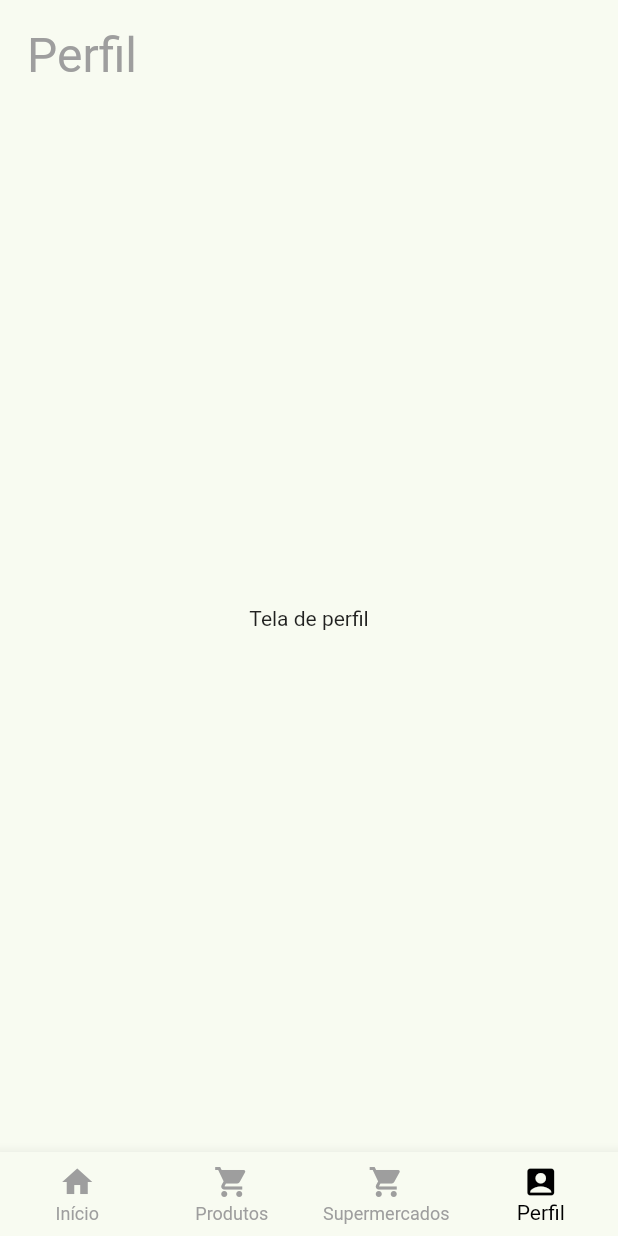
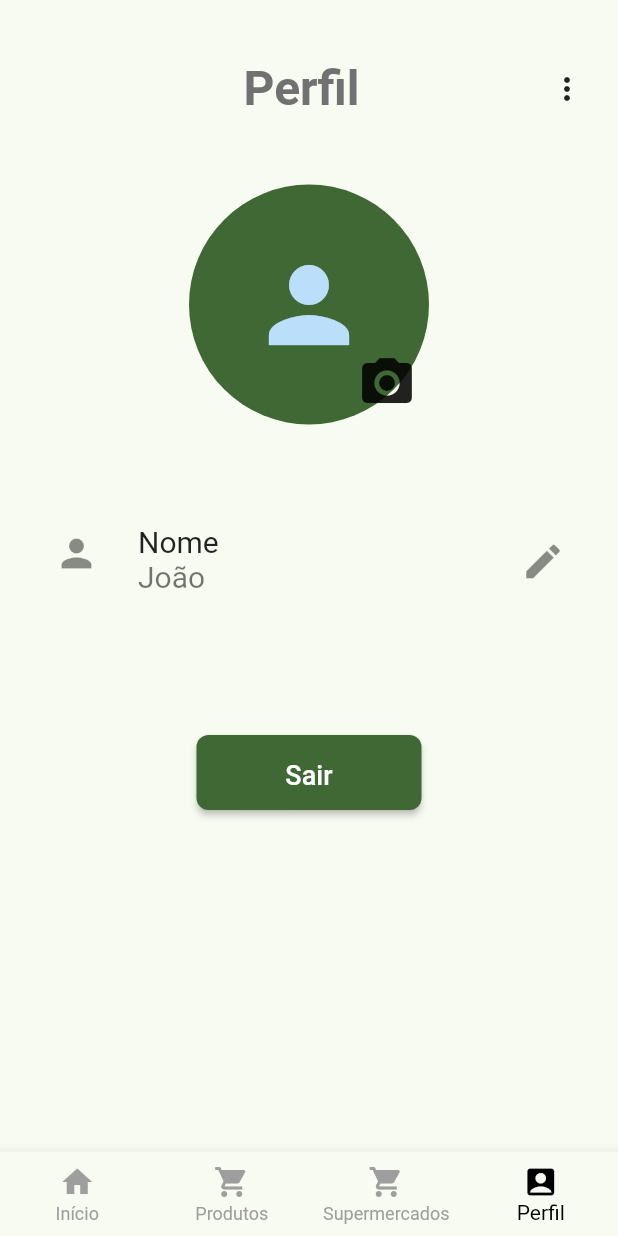
Before and after one commit to marcosfons/uailist, a Flutter app: the ProfileScreen screen opened by its route, on a phone screen of 412 x 824 dp. Run offline on Flutter 3.47's test engine with Material 2 defaults, Android fonts, the phone set to English and light mode, and no system bars; our stand-ins replace dartz, firebase_auth, firebase_core, flutter_native_splash, go_router, google_fonts and 2 more; accounts and stored records are empty.

Commit message:
Profile Screen

```diff
--- a/frontend/app/lib/src/core/themes/light_theme.dart
+++ b/frontend/app/lib/src/core/themes/light_theme.dart
@@ -43,5 +43,12 @@ final lightTheme = ThemeData(
       }),
     ),
   ),
-  textTheme: GoogleFonts.robotoTextTheme(),
+  textTheme: GoogleFonts.robotoTextTheme(
+    TextTheme(
+        headline6: TextStyle(
+      color: Color(0xff717171),
+      fontSize: 32,
+      fontWeight: FontWeight.bold,
+    )),
+  ),
 );
--- a/frontend/app/lib/src/screens/profile/profile_screen.dart
+++ b/frontend/app/lib/src/screens/profile/profile_screen.dart
@@ -1,32 +1,115 @@
 import 'package:flutter/material.dart';
+import 'package:uailist/src/screens/profile/widgets/delete_account_confirm_dialog.dart';
 
-class ProfileScreen extends StatelessWidget {
+class ProfileScreen extends StatefulWidget {
   const ProfileScreen({super.key});
 
   @override
+  State<ProfileScreen> createState() => _ProfileScreenState();
+}
+
+class _ProfileScreenState extends State<ProfileScreen> {
+  @override
   Widget build(BuildContext context) {
+    final themeData = Theme.of(context);
     return Scaffold(
       body: SafeArea(
         child: Column(
-          crossAxisAlignment: CrossAxisAlignment.start,
           children: [
             Padding(
               padding: const EdgeInsets.only(
-                left: 18,
-                top: 18,
+                  top: 35, right: 10, left: 0, bottom: 40),
+              child: Row(
+                // mainAxisAlignment: MainAxisAlignment.spaceBetween,
+                children: [
+                  Opacity(
+                    opacity: 0,
+                    child: IgnorePointer(
+                      child: PopupMenuButton(
+                          itemBuilder: (context) =>
+                              [PopupMenuItem(child: Text('Escluir conta'))]),
+                    ),
+                  ),
+                  Expanded(
+                    child: Text(
+                      'Perfil',
+                      textAlign: TextAlign.center,
+                      style: themeData.textTheme.headline6,
+                    ),
+                  ),
+                  PopupMenuButton(
+                    position: PopupMenuPosition.over,
+                    itemBuilder: (context) => [
+                      PopupMenuItem(
+                        child: Text('Escluir conta'),
+                        onTap: () {
+                          showDialog(
+                            context: context,
+                            builder: (context) {
+                              return DeleteAccoutnConfirmeDialog();
+                            },
+                          );
+                        },
+                      ),
+                    ],
+                  )
+                ],
               ),
-              child: Text(
-                'Perfil',
-                style: TextStyle(
-                  color: Colors.grey,
-                  fontSize: 32,
+            ),
+            Stack(
+              alignment: AlignmentDirectional.bottomEnd,
+              children: [
+                CircleAvatar(
+                  backgroundColor: Theme.of(context).colorScheme.primary,
+                  child: Icon(
+                    Icons.person,
+                    size: 80,
+                  ),
+                  radius: 80,
+                ),
+                IconButton(
+                  icon: Icon(Icons.photo_camera),
+                  iconSize: 40,
+                  onPressed: () {},
+                )
+              ],
+            ),
+            SizedBox(
+              height: 20,
+            ),
+            Padding(
+              padding: const EdgeInsets.only(
+                  top: 35, right: 10, left: 20, bottom: 0),
+              child: ListTile(
+                leading: Icon(
+                  Icons.person,
+                  size: 30,
+                ),
+                title: Text(
+                  'Nome',
+                  style: TextStyle(fontSize: 20),
+                ),
+                subtitle: Text('João', style: TextStyle(fontSize: 20)),
+                trailing: IconButton(
+                  icon: Icon(Icons.edit),
+                  iconSize: 30,
+                  onPressed: () {},
                 ),
               ),
             ),
-            Expanded(
-              child: const Center(
-                child: Text('Tela de perfil'),
+            SizedBox(
+              height: 80,
+            ),
+            ElevatedButton(
+              onPressed: () {},
+              child: Text(
+                'Sair',
+                style: TextStyle(fontSize: 18),
               ),
+              style: ButtonStyle(
+                  backgroundColor: MaterialStateProperty.all<Color>(
+                      Theme.of(context).colorScheme.primary),
+                  fixedSize: MaterialStateProperty.all(Size(150, 50))),
             ),
           ],
         ),
```
Also changed, not shown: frontend/app/lib/src/screens/list/list_screen.dart (+5 -3 lines), frontend/app/lib/src/screens/profile/widgets/delete_account_confirm_dialog.dart (added, +30 -0 lines).
